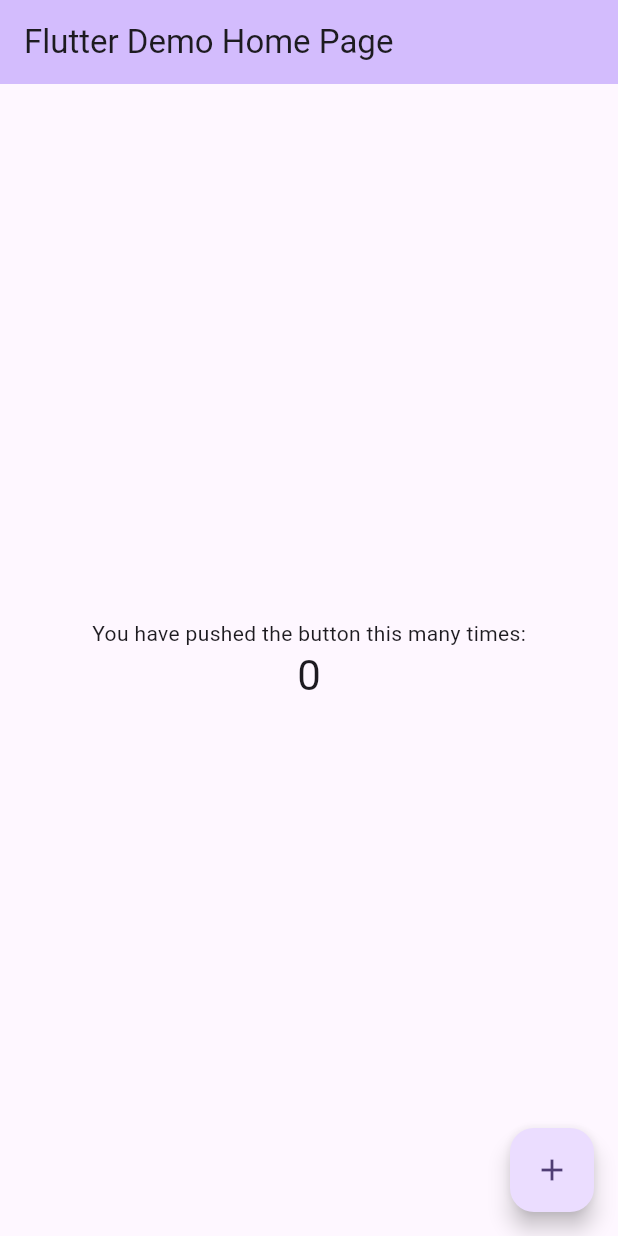
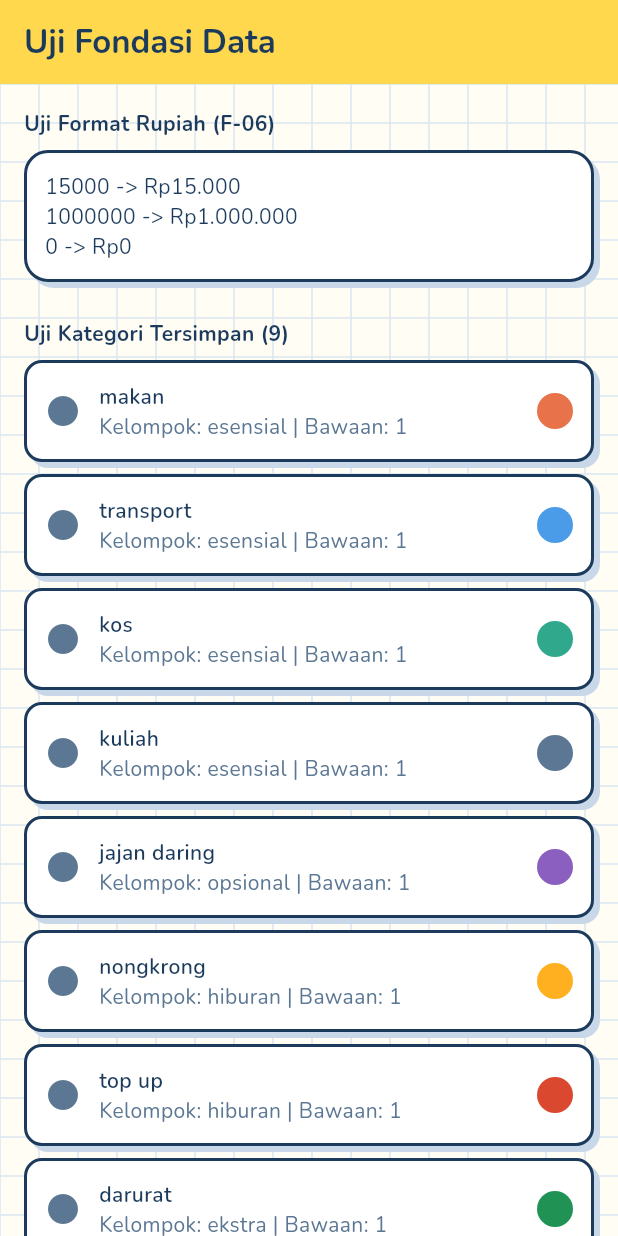
Before and after one commit to riyadiambis/Insap-App-Flutter, a Flutter app: the screen it shows after launch, on a phone screen of 412 x 824 dp. Run offline on Flutter 3.47's test engine with Material 3 defaults, Android fonts, the phone set to English and light mode, and no system bars; our stand-ins replace google_fonts, sqflite; accounts and stored records are empty.

Commit message:
feat(issue-01): fondasi data lokal dan tema Buku Tulis
Co-Authored-By: Claude Opus 5 <noreply@anthropic.com>

```diff
--- /dev/null
+++ b/lib/core/format.dart
@@ -0,0 +1,13 @@
+String formatRupiah(int nominal) {
+  String nominalStr = nominal.toString();
+  String result = '';
+  int count = 0;
+  for (int i = nominalStr.length - 1; i >= 0; i--) {
+    if (count != 0 && count % 3 == 0) {
+      result = '.$result';
+    }
+    result = nominalStr[i] + result;
+    count++;
+  }
+  return 'Rp$result';
+}
--- /dev/null
+++ b/lib/core/paper_background.dart
@@ -0,0 +1,40 @@
+import 'package:flutter/material.dart';
+import 'theme.dart';
+
+class PaperBackground extends StatelessWidget {
+  final Widget child;
+
+  const PaperBackground({super.key, required this.child});
+
+  @override
+  Widget build(BuildContext context) {
+    return CustomPaint(
+      painter: _PaperGridPainter(),
+      child: child,
+    );
+  }
+}
+
+class _PaperGridPainter extends CustomPainter {
+  @override
+  void paint(Canvas canvas, Size size) {
+    final paint = Paint()
+      ..color = AppColors.grid
+      ..strokeWidth = 1.0;
+
+    const double gridSize = 26.0;
+
+    for (double x = 0; x < size.width; x += gridSize) {
+      canvas.drawLine(Offset(x, 0), Offset(x, size.height), paint);
+    }
+
+    for (double y = 0; y < size.height; y += gridSize) {
+      canvas.drawLine(Offset(0, y), Offset(size.width, y), paint);
+    }
+  }
+
+  @override
+  bool shouldRepaint(covariant CustomPainter oldDelegate) {
+    return false;
+  }
+}
--- /dev/null
+++ b/lib/core/theme.dart
@@ -0,0 +1,108 @@
+import 'package:flutter/material.dart';
+import 'package:google_fonts/google_fonts.dart';
+
+class AppColors {
+  static const Color paper = Color(0xFFFFFDF4);
+  static const Color grid = Color(0xFFD9E6F2);
+  static const Color ink = Color(0xFF1B3A5C);
+  static const Color inkSoft = Color(0xFF5B7793);
+  static const Color kartu = Color(0xFFFFFFFF);
+  static const Color garis = Color(0xFFC8D8E8);
+  static const Color stabilo = Color(0xFFFFD84D);
+  static const Color benarLatar = Color(0xFFE4F6EA);
+  static const Color benar = Color(0xFF1F9254);
+  static const Color salahLatar = Color(0xFFFCEAE6);
+  static const Color salah = Color(0xFFD9482F);
+}
+
+class AppTheme {
+  static ThemeData get lightTheme {
+    return ThemeData(
+      scaffoldBackgroundColor: AppColors.paper,
+      colorScheme: const ColorScheme.light(
+        primary: AppColors.ink,
+        surface: AppColors.kartu,
+      ),
+      textTheme: TextTheme(
+        displayLarge: GoogleFonts.baloo2(
+          color: AppColors.ink,
+          fontWeight: FontWeight.w700,
+        ),
+        displayMedium: GoogleFonts.baloo2(
+          color: AppColors.ink,
+          fontWeight: FontWeight.w700,
+        ),
+        displaySmall: GoogleFonts.baloo2(
+          color: AppColors.ink,
+          fontWeight: FontWeight.w700,
+        ),
+        headlineLarge: GoogleFonts.baloo2(
+          color: AppColors.ink,
+          fontWeight: FontWeight.w700,
+        ),
+        headlineMedium: GoogleFonts.baloo2(
+          color: AppColors.ink,
+          fontWeight: FontWeight.w700,
+        ),
+        headlineSmall: GoogleFonts.baloo2(
+          color: AppColors.ink,
+          fontWeight: FontWeight.w600,
+        ),
+        titleLarge: GoogleFonts.nunito(
+          color: AppColors.ink,
+          fontWeight: FontWeight.w700,
+        ),
+        titleMedium: GoogleFonts.nunito(
+          color: AppColors.ink,
+          fontWeight: FontWeight.w600,
+        ),
+        titleSmall: GoogleFonts.nunito(
+          color: AppColors.ink,
+          fontWeight: FontWeight.w600,
+        ),
+        bodyLarge: GoogleFonts.nunito(
+          color: AppColors.ink,
+          fontWeight: FontWeight.w400,
+        ),
+        bodyMedium: GoogleFonts.nunito(
+          color: AppColors.ink,
+          fontWeight: FontWeight.w400,
+        ),
+        bodySmall: GoogleFonts.nunito(
+          color: AppColors.inkSoft,
+          fontWeight: FontWeight.w400,
+        ),
+        labelLarge: GoogleFonts.nunito(
+          color: AppColors.ink,
+          fontWeight: FontWeight.w600,
+          letterSpacing: 1.2,
+        ),
+        labelMedium: GoogleFonts.nunito(
+          color: AppColors.ink,
+          fontWeight: FontWeight.w600,
+          letterSpacing: 1.2,
+        ),
+        labelSmall: GoogleFonts.nunito(
+          color: AppColors.inkSoft,
+          fontWeight: FontWeight.w600,
+          letterSpacing: 1.2,
+        ),
+      ),
+    );
+  }
+
+  static BoxDecoration kartuDecoration({double radius = 16.0}) {
+    return BoxDecoration(
+      color: AppColors.kartu,
+      border: Border.all(color: AppColors.ink, width: 2.0),
+      borderRadius: BorderRadius.circular(radius),
+      boxShadow: const [
+        BoxShadow(
+          color: AppColors.garis,
+          offset: Offset(4, 4),
+          blurRadius: 0,
+        ),
+      ],
+    );
+  }
+}
--- /dev/null
+++ b/lib/data/database_helper.dart
@@ -0,0 +1,116 @@
+import 'package:sqflite/sqflite.dart';
+import 'package:path/path.dart';
+import 'seed_kategori.dart';
+import 'models/kategori.dart';
+
+class DatabaseHelper {
+  static final DatabaseHelper _instance = DatabaseHelper._internal();
+  static Database? _database;
+
+  factory DatabaseHelper() {
+    return _instance;
+  }
+
+  DatabaseHelper._internal();
+
+  Future<Database> get database async {
+    if (_database != null) return _database!;
+    _database = await _initDatabase();
+    return _database!;
+  }
+
+  Future<Database> _initDatabase() async {
+    String path = join(await getDatabasesPath(), 'insap.db');
+    return await openDatabase(
+      path,
+      version: 1,
+      onCreate: _onCreate,
+      onUpgrade: _onUpgrade,
+      onConfigure: _onConfigure,
+    );
+  }
+
+  Future<void> _onConfigure(Database db) async {
+    await db.execute('PRAGMA foreign_keys = ON');
+  }
+
+  Future<void> _onCreate(Database db, int version) async {
+    await db.execute('''
+      CREATE TABLE kategori (
+          id              INTEGER PRIMARY KEY AUTOINCREMENT,
+          nama            TEXT    NOT NULL UNIQUE,
+          ikon            TEXT    NOT NULL,
+          warna           TEXT    NOT NULL,
+          kelompok_kakeibo TEXT   NOT NULL,
+          bawaan          INTEGER NOT NULL DEFAULT 0,
+          urutan          INTEGER NOT NULL DEFAULT 0,
+
+          CHECK (kelompok_kakeibo IN ('esensial','opsional','hiburan','ekstra')),
+          CHECK (bawaan IN (0,1))
+      )
+    ''');
+
+    await db.execute('''
+      CREATE TABLE transaksi (
+          id              INTEGER PRIMARY KEY AUTOINCREMENT,
+          jumlah          INTEGER NOT NULL,
+          kategori_id     INTEGER NOT NULL,
+          tanggal         TEXT    NOT NULL,
+          catatan         TEXT,
+          tipe_kebutuhan  TEXT,
+          sumber          TEXT    NOT NULL DEFAULT 'manual',
+          nama_toko       TEXT,
+          dibuat_pada     TEXT    NOT NULL,
+
+          FOREIGN KEY (kategori_id) REFERENCES kategori(id) ON DELETE RESTRICT,
+          CHECK (jumlah > 0),
+          CHECK (tipe_kebutuhan IS NULL OR tipe_kebutuhan IN ('butuh','pengen')),
+          CHECK (sumber IN ('manual','pindai'))
+      )
+    ''');
+
+    await db.execute('CREATE INDEX idx_transaksi_tanggal  ON transaksi(tanggal)');
+    await db.execute('CREATE INDEX idx_transaksi_kategori ON transaksi(kategori_id)');
+
+    await db.execute('''
+      CREATE TABLE refleksi_mingguan (
+          id                  INTEGER PRIMARY KEY AUTOINCREMENT,
+          tahun               INTEGER NOT NULL,
+          minggu_ke           INTEGER NOT NULL,
+          target_pengeluaran  INTEGER,
+          realisasi           INTEGER NOT NULL,
+          catatan_refleksi    TEXT,
+          dibuat_pada         TEXT    NOT NULL,
+
+          UNIQUE (tahun, minggu_ke),
+          CHECK (minggu_ke BETWEEN 1 AND 53)
+      )
+    ''');
+
+    await db.execute('''
+      CREATE TABLE pengaturan (
+          kunci   TEXT PRIMARY KEY,
+          nilai   TEXT NOT NULL
+      )
+    ''');
+
+    for (Kategori kategori in seedKategori) {
+      await db.insert('kategori', kategori.toMap());
+    }
+  }
+
+  Future<void> _onUpgrade(Database db, int oldVersion, int newVersion) async {
+    // Siap untuk migrasi selanjutnya
+  }
+
+  Future<List<Kategori>> getKategoriBawaan() async {
+    final db = await database;
+    final List<Map<String, dynamic>> maps = await db.query(
+      'kategori',
+      orderBy: 'urutan ASC',
+    );
+    return List.generate(maps.length, (i) {
+      return Kategori.fromMap(maps[i]);
+    });
+  }
+}
--- /dev/null
+++ b/lib/data/models/kategori.dart
@@ -0,0 +1,43 @@
+class Kategori {
+  final int? id;
+  final String nama;
+  final String ikon;
+  final String warna;
+  final String kelompokKakeibo;
+  final int bawaan;
+  final int urutan;
+
+  Kategori({
+    this.id,
+    required this.nama,
+    required this.ikon,
+    required this.warna,
+    required this.kelompokKakeibo,
+    this.bawaan = 0,
+    this.urutan = 0,
+  });
+
+  Map<String, dynamic> toMap() {
+    return {
+      'id': id,
+      'nama': nama,
+      'ikon': ikon,
+      'warna': warna,
+      'kelompok_kakeibo': kelompokKakeibo,
+      'bawaan': bawaan,
+      'urutan': urutan,
+    };
+  }
+
+  factory Kategori.fromMap(Map<String, dynamic> map) {
+    return Kategori(
+      id: map['id'] as int?,
+      nama: map['nama'] as String,
+      ikon: map['ikon'] as String,
+      warna: map['warna'] as String,
+      kelompokKakeibo: map['kelompok_kakeibo'] as String,
+      bawaan: map['bawaan'] as int,
+      urutan: map['urutan'] as int,
+    );
+  }
+}
--- /dev/null
+++ b/lib/data/seed_kategori.dart
@@ -0,0 +1,13 @@
+import 'models/kategori.dart';
+
+final List<Kategori> seedKategori = [
+  Kategori(nama: 'makan', ikon: 'restaurant', warna: '#E8734A', kelompokKakeibo: 'esensial', bawaan: 1, urutan: 1),
+  Kategori(nama: 'transport', ikon: 'two_wheeler', warna: '#4A9BE8', kelompokKakeibo: 'esensial', bawaan: 1, urutan: 2),
+  Kategori(nama: 'kos', ikon: 'home', warna: '#2FA88B', kelompokKakeibo: 'esensial', bawaan: 1, urutan: 3),
+  Kategori(nama: 'kuliah', ikon: 'school', warna: '#5B7793', kelompokKakeibo: 'esensial', bawaan: 1, urutan: 4),
+  Kategori(nama: 'jajan daring', ikon: 'shopping_bag', warna: '#8B5FBF', kelompokKakeibo: 'opsional', bawaan: 1, urutan: 5),
+  Kategori(nama: 'nongkrong', ikon: 'local_cafe', warna: '#FFB020', kelompokKakeibo: 'hiburan', bawaan: 1, urutan: 6),
+  Kategori(nama: 'top up', ikon: 'sports_esports', warna: '#D9482F', kelompokKakeibo: 'hiburan', bawaan: 1, urutan: 7),
+  Kategori(nama: 'darurat', ikon: 'medical_services', warna: '#1F9254', kelompokKakeibo: 'ekstra', bawaan: 1, urutan: 8),
+  Kategori(nama: 'lainnya', ikon: 'more_horiz', warna: '#5B7793', kelompokKakeibo: 'ekstra', bawaan: 1, urutan: 9),
+];
--- a/lib/main.dart
+++ b/lib/main.dart
@@ -1,4 +1,6 @@
 import 'package:flutter/material.dart';
+import 'core/theme.dart';
+import 'presentation/pages/uji_data_page.dart';
 
 void main() {
   runApp(const MyApp());
@@ -7,116 +9,12 @@ void main() {
 class MyApp extends StatelessWidget {
   const MyApp({super.key});
 
-  // This widget is the root of your application.
   @override
   Widget build(BuildContext context) {
     return MaterialApp(
-      title: 'Flutter Demo',
-      theme: ThemeData(
-        // This is the theme of your application.
-        //
-        // TRY THIS: Try running your application with "flutter run". You'll see
-        // the application has a purple toolbar. Then, without quitting the app,
-        // try changing the seedColor in the colorScheme below to Colors.green
-        // and then invoke "hot reload" (save your changes or press the "hot
-        // reload" button in a Flutter-supported IDE, or press "r" if you used
-        // the command line to start the app).
-        //
-        // Notice that the counter didn't reset back to zero; the application
-        // state is not lost during the reload. To reset the state, use hot
-        // restart instead.
-        //
-        // This works for code too, not just values: Most code changes can be
-        // tested with just a hot reload.
-        colorScheme: .fromSeed(seedColor: Colors.deepPurple),
-      ),
-      home: const MyHomePage(title: 'Flutter Demo Home Page'),
+      title: 'Insap: Yuk Sadar Boncos',
+      theme: AppTheme.lightTheme,
+      home: const UjiDataPage(),
     );
   }
 }
-
-class MyHomePage extends StatefulWidget {
-  const MyHomePage({super.key, required this.title});
-
-  // This widget is the home page of your application. It is stateful, meaning
-  // that it has a State object (defined below) that contains fields that affect
-  // how it looks.
-
-  // This class is the configuration for the state. It holds the values (in this
-  // case the title) provided by the parent (in this case the App widget) and
-  // used by the build method of the State. Fields in a Widget subclass are
-  // always marked "final".
-
-  final String title;
-
-  @override
-  State<MyHomePage> createState() => _MyHomePageState();
-}
-
-class _MyHomePageState extends State<MyHomePage> {
-  int _counter = 0;
-
-  void _incrementCounter() {
-    setState(() {
-      // This call to setState tells the Flutter framework that something has
-      // changed in this State, which causes it to rerun the build method below
-      // so that the display can reflect the updated values. If we changed
-      // _counter without calling setState(), then the build method would not be
-      // called again, and so nothing would appear to happen.
-      _counter++;
-    });
-  }
-
-  @override
-  Widget build(BuildContext context) {
-    // This method is rerun every time setState is called, for instance as done
-    // by the _incrementCounter method above.
-    //
-    // The Flutter framework has been optimized to make rerunning build methods
-    // fast, so that you can just rebuild anything that needs updating rather
-    // than having to individually change instances of widgets.
-    return Scaffold(
-      appBar: AppBar(
-        // TRY THIS: Try changing the color here to a specific color (to
-        // Colors.amber, perhaps?) and trigger a hot reload to see the AppBar
-        // change color while the other colors stay the same.
-        backgroundColor: Theme.of(context).colorScheme.inversePrimary,
-        // Here we take the value from the MyHomePage object that was created by
-        // the App.build method, and use it to set our appbar title.
-        title: Text(widget.title),
-      ),
-      body: Center(
-        // Center is a layout widget. It takes a single child and positions it
-        // in the middle of the parent.
-        child: Column(
-          // Column is also a layout widget. It takes a list of children and
-          // arranges them vertically. By default, it sizes itself to fit its
-          // children horizontally, and tries to be as tall as its parent.
-          //
-          // Column has various properties to control how it sizes itself and
-          // how it positions its children. Here we use mainAxisAlignment to
-          // center the children vertically; the main axis here is the vertical
-          // axis because Columns are vertical (the cross axis would be
-          // horizontal).
-          //
-          // TRY THIS: Invoke "debug painting" (choose the "Toggle Debug Paint"
-          // action in the IDE, or press "p" in the console), to see the
-          // wireframe for each widget.
-          mainAxisAlignment: .center,
-          children: [
-            const Text('You have pushed the button this many times:'),
-            Text(
-              '$_counter',
-              style: Theme.of(context).textTheme.headlineMedium,
-            ),
-          ],
-        ),
-      ),
-      floatingActionButton: FloatingActionButton(
-        onPressed: _incrementCounter,
-        tooltip: 'Increment',
-        child: const Icon(Icons.add),
-      ),
-    );
-  }
-}
--- /dev/null
+++ b/lib/presentation/pages/uji_data_page.dart
@@ -0,0 +1,112 @@
+import 'package:flutter/material.dart';
+import '../../core/format.dart';
+import '../../core/theme.dart';
+import '../../core/paper_background.dart';
+import '../../data/database_helper.dart';
+import '../../data/models/kategori.dart';
+
+class UjiDataPage extends StatefulWidget {
+  const UjiDataPage({super.key});
+
+  @override
+  State<UjiDataPage> createState() => _UjiDataPageState();
+}
+
+class _UjiDataPageState extends State<UjiDataPage> {
+  List<Kategori> _kategoriList = [];
+  bool _isLoading = true;
+
+  @override
+  void initState() {
+    super.initState();
+    _loadData();
+  }
+
+  Future<void> _loadData() async {
+    final dbHelper = DatabaseHelper();
+    final list = await dbHelper.getKategoriBawaan();
+    setState(() {
+      _kategoriList = list;
+      _isLoading = false;
+    });
+  }
+
+  @override
+  Widget build(BuildContext context) {
+    return Scaffold(
+      appBar: AppBar(
+        title: const Text('Uji Fondasi Data'),
+        backgroundColor: AppColors.stabilo,
+        foregroundColor: AppColors.ink,
+      ),
+      body: PaperBackground(
+        child: _isLoading
+            ? const Center(child: CircularProgressIndicator())
+            : ListView(
+                padding: const EdgeInsets.all(16.0),
+                children: [
+                  Text(
+                    'Uji Format Rupiah (F-06)',
+                    style: AppTheme.lightTheme.textTheme.titleLarge,
+                  ),
+                  const SizedBox(height: 8),
+                  Container(
+                    padding: const EdgeInsets.all(12),
+                    decoration: AppTheme.kartuDecoration(),
+                    child: Column(
+                      crossAxisAlignment: CrossAxisAlignment.start,
+                      children: [
+                        Text('15000 -> ${formatRupiah(15000)}'),
+                        Text('1000000 -> ${formatRupiah(1000000)}'),
+                        Text('0 -> ${formatRupiah(0)}'),
+                      ],
+                    ),
+                  ),
+                  const SizedBox(height: 24),
+                  Text(
+                    'Uji Kategori Tersimpan (${_kategoriList.length})',
+                    style: AppTheme.lightTheme.textTheme.titleLarge,
+                  ),
+                  const SizedBox(height: 8),
+                  ..._kategoriList.map((k) {
+                    return Container(
+                      margin: const EdgeInsets.only(bottom: 8),
+                      padding: const EdgeInsets.all(12),
+                      decoration: AppTheme.kartuDecoration(radius: 12),
+                      child: Row(
+                        children: [
+                          const Icon(Icons.circle, color: AppColors.inkSoft),
+                          const SizedBox(width: 12),
+                          Expanded(
+                            child: Column(
+                              crossAxisAlignment: CrossAxisAlignment.start,
+                              children: [
+                                Text(
+                                  k.nama,
+                                  style: AppTheme.lightTheme.textTheme.titleMedium,
+                                ),
+                                Text(
+                                  'Kelompok: ${k.kelompokKakeibo} | Bawaan: ${k.bawaan}',
+                                  style: AppTheme.lightTheme.textTheme.bodySmall,
+                                ),
+                              ],
+                            ),
+                          ),
+                          Container(
+                            width: 24,
+                            height: 24,
+                            decoration: BoxDecoration(
+                              color: Color(int.parse(k.warna.replaceAll('#', '0xFF'))),
+                              shape: BoxShape.circle,
+                            ),
+                          )
+                        ],
+                      ),
+                    );
+                  }),
+                ],
+              ),
+      ),
+    );
+  }
+}
--- a/pubspec.yaml
+++ b/pubspec.yaml
@@ -34,6 +34,9 @@ dependencies:
   # The following adds the Cupertino Icons font to your application.
   # Use with the CupertinoIcons class for iOS style icons.
   cupertino_icons: ^1.0.8
+  sqflite: ^2.4.4
+  path: ^1.9.1
+  google_fonts: ^8.2.1
 
 dev_dependencies:
   flutter_test:
```
Also changed, not shown: lib/data/models/pengaturan.dart (added, +23 -0 lines), lib/data/models/refleksi_mingguan.dart (added, +43 -0 lines), lib/data/models/transaksi.dart (added, +51 -0 lines), pubspec.lock.
